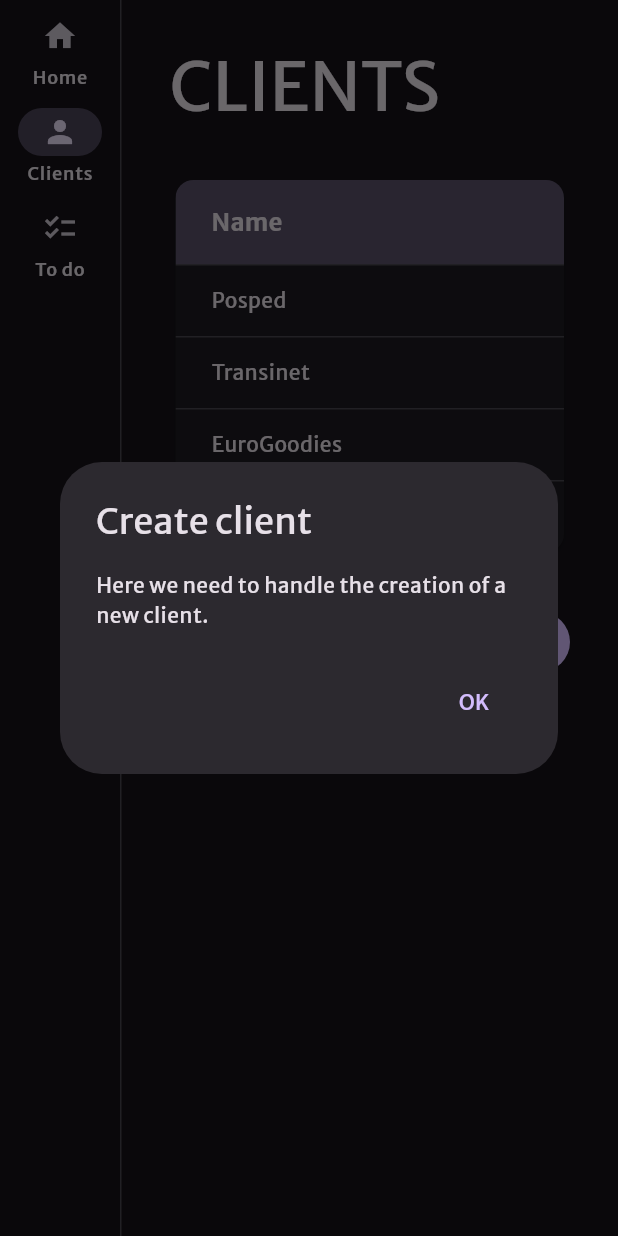
After one commit to Emii27/ets_companion, a Flutter app: the ClientScreen screen opened by its route, after a tap on "Add a client", on a phone screen of 412 x 824 dp. The commit adds this screen. Run offline on Flutter 3.47's test engine with Material 3 defaults, Android fonts, the phone set to English and light mode, and no system bars; our stand-ins replace flutter_riverpod, go_router, term_glyph.

Commit message:
client screen

```diff
--- /dev/null
+++ b/lib/components/data_table.dart
@@ -0,0 +1,35 @@
+import 'package:flutter/material.dart';
+
+class CustomDataTable extends StatelessWidget {
+  final List<DataColumn> headers;
+  final List<DataRow> data;
+
+  const CustomDataTable({super.key, required this.headers, required this.data});
+
+  @override
+  Widget build(BuildContext context) {
+    final textTheme = Theme.of(context).textTheme;
+    final colorScheme = Theme.of(context).colorScheme;
+
+    return ClipRRect(
+      borderRadius: BorderRadiusGeometry.circular(12.0),
+      child: DataTable(
+        columns: headers,
+        rows: data,
+        headingTextStyle: textTheme.titleMedium?.copyWith(
+          // color: colorScheme.onPrimary,
+          fontWeight: FontWeight.bold,
+        ),
+        headingRowColor: WidgetStateProperty.resolveWith<Color?>(
+          (states) => colorScheme.primary.withValues(alpha: 0.33),
+        ),
+        dataRowColor: WidgetStateProperty.resolveWith<Color?>((states) {
+          if (states.contains(WidgetState.hovered)) {
+            return colorScheme.primary.withValues(alpha: 0.1);
+          }
+          return null;
+        }),
+      ),
+    );
+  }
+}
--- a/lib/router.dart
+++ b/lib/router.dart
@@ -1,4 +1,5 @@
 import 'package:ets_companion/components/scaffold_navigation.dart';
+import 'package:ets_companion/views/client_screen.dart';
 import 'package:ets_companion/views/home_screen.dart';
 import 'package:ets_companion/views/todo_screen.dart';
 import 'package:flutter/material.dart';
@@ -31,6 +32,17 @@ final _shellRoutes = <NavigationRailDestination, StatefulShellBranch>{
     ],
   ),
   NavigationRailDestination(
+    icon: Icon(Icons.person),
+    label: Text('Clients'),
+  ): StatefulShellBranch(
+    routes: [
+      GoRoute(
+        path: '/clients',
+        builder: (context, state) => const ClientScreen(),
+      ),
+    ],
+  ),
+  NavigationRailDestination(
     icon: Icon(Icons.checklist),
     label: Text('To do'),
   ): StatefulShellBranch(
--- /dev/null
+++ b/lib/views/client_screen.dart
@@ -0,0 +1,69 @@
+import 'package:ets_companion/components/data_table.dart';
+import 'package:ets_companion/utils/spacing_utils.dart';
+import 'package:flutter/material.dart';
+
+class ClientScreen extends StatelessWidget {
+  const ClientScreen({super.key});
+
+  @override
+  Widget build(BuildContext context) {
+    return Padding(
+      padding: const EdgeInsets.all(SpacingUtils.space300),
+      child: Column(
+        crossAxisAlignment: CrossAxisAlignment.stretch,
+        spacing: SpacingUtils.space300,
+        children: [
+          Text(
+            "Clients".toUpperCase(),
+            style: Theme.of(context).textTheme.displayMedium,
+          ),
+          Card(
+            child: CustomDataTable(
+              headers: _buildHeaders(),
+              data: _buildData(),
+            ),
+          ),
+          FilledButton.icon(
+            onPressed: () => _addClient(context),
+            label: Padding(
+              padding: const EdgeInsets.all(SpacingUtils.space100),
+              child: Text("Add a client"),
+            ),
+            icon: Icon(Icons.add),
+          ),
+        ],
+      ),
+    );
+  }
+
+  List<DataColumn> _buildHeaders() {
+    const labelList = ["Name"];
+    return labelList.map((label) => DataColumn(label: Text(label))).toList();
+  }
+
+  List<DataRow> _buildData() {
+    const nameList = ["Posped", "Transinet", "EuroGoodies", "Wilnet Transport"];
+
+    return nameList
+        .map((name) => DataRow(cells: [DataCell(Text(name), onTap: () {})]))
+        .toList();
+  }
+
+  void _addClient(BuildContext context) {
+    showDialog(
+      context: context,
+      builder: (context) {
+        return AlertDialog(
+          title: Text("Create client"),
+          content: Text("Here we need to handle the creation of a new client."),
+          actions: [
+            TextButton(
+              child: Text("OK"),
+              onPressed: () => Navigator.pop(context),
+            ),
+          ],
+        );
+      },
+    );
+  }
+}
--- a/lib/views/todo_screen.dart
+++ b/lib/views/todo_screen.dart
@@ -20,6 +20,8 @@ class TodoScreen extends StatelessWidget {
           children: [
             BulletText('Base Navigation', isStrikethrough: true),
             BulletText('Todo screen', isStrikethrough: true),
+            BulletText('Client screen', isStrikethrough: true),
+            BulletText('Client DB'),
           ],
         ),
       ],
```
